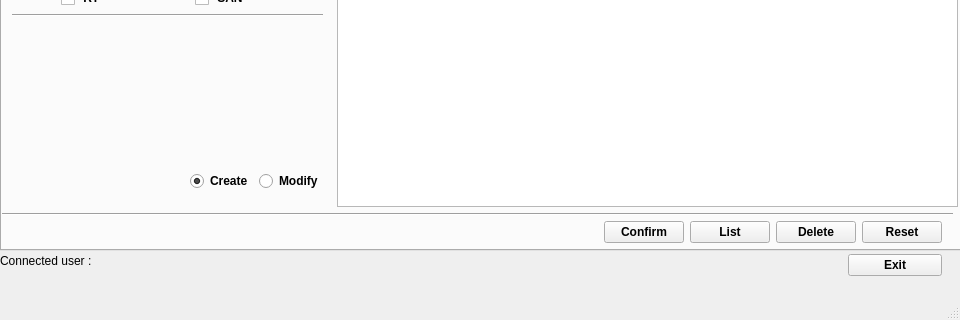
This is uiresponsable.ui in thiongane-ndiaga/gestion_des_notes as Qt 5 draws it before an edit; both pictures show x 0 to 960 and y 220 to 540 of the 960 by 540 pixel window. The edited form follows.
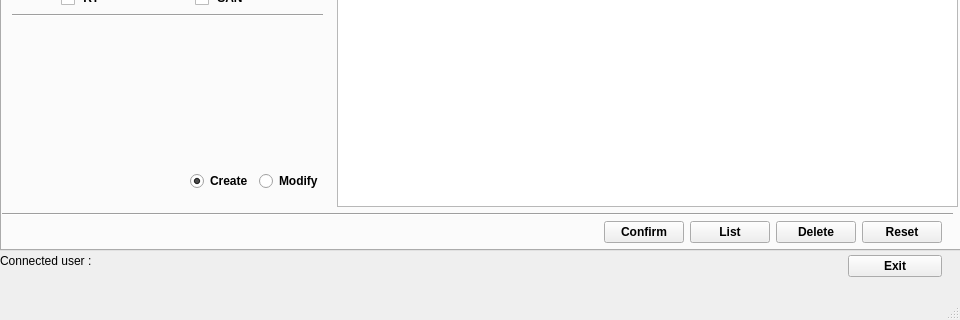
This is the edited form. The open tabs and pages were chosen to show the change.

What changed in the file:
```diff
--- a/uiresponsable.ui
+++ b/uiresponsable.ui
@@ -1895,7 +1895,7 @@
         <x>0</x>
         <y>410</y>
         <width>961</width>
-        <height>32</height>
+        <height>33</height>
        </rect>
       </property>
       <layout class="QHBoxLayout" name="horizontalLayout_22">
@@ -2060,7 +2060,7 @@
       <x>848</x>
       <y>470</y>
       <width>121</width>
-      <height>31</height>
+      <height>33</height>
      </rect>
     </property>
     <layout class="QHBoxLayout" name="horizontalLayout">
```
Left out of the diff: 12 changed lines with no effect on the pictures.
